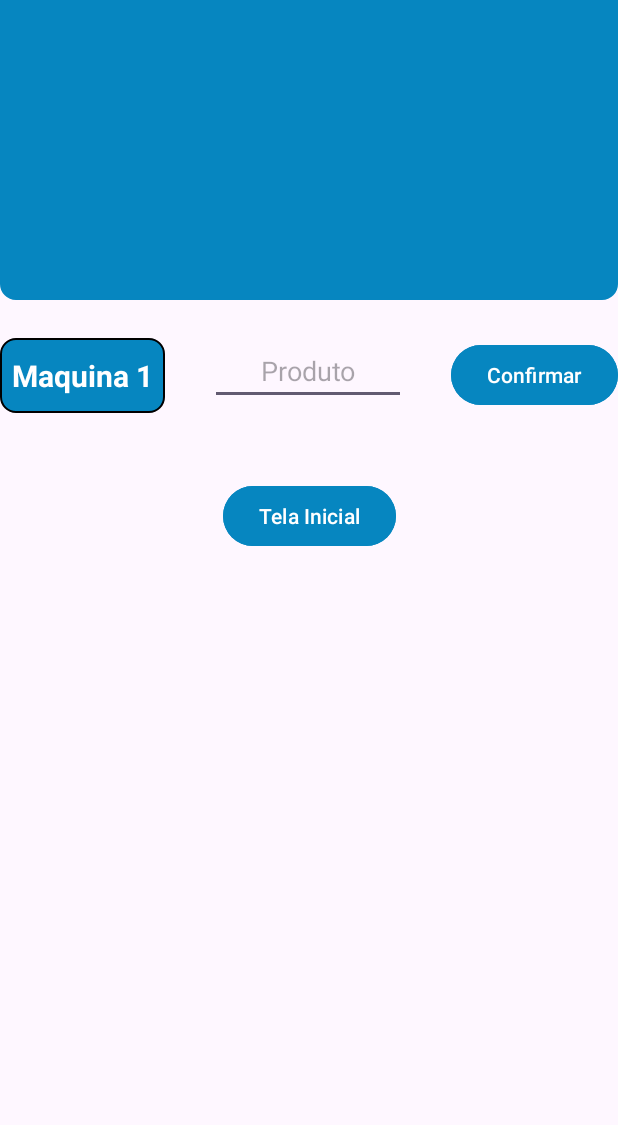
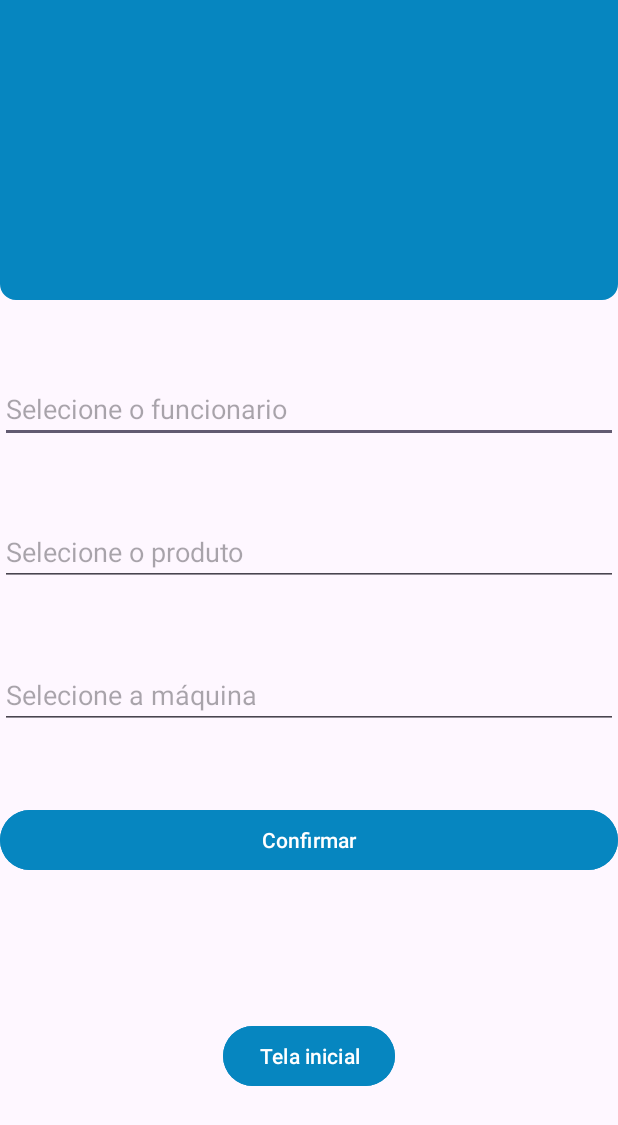
Before and after one commit to lscaglione/tecnoprintApp, an Android app: the inserirImpressao screen opened directly, with no data from a screen before it, on a phone screen of 412 x 824 dp. Shown: the top 1125 px of the screen. Run offline under Robolectric (Android 15) with nearby library versions, the phone set to English and light mode, and no system bars.

Commit message:
Mudança de layout na tela principal, e adicionado SharedPreferences para os EditTexts do menu inserirImpressao

```diff
--- a/app/src/main/java/br/com/lucca/app4/inserirImpressao.kt
+++ b/app/src/main/java/br/com/lucca/app4/inserirImpressao.kt
@@ -5,37 +5,55 @@ import android.content.Intent
 import android.content.SharedPreferences
 import androidx.appcompat.app.AppCompatActivity
 import android.os.Bundle
+import android.view.View
+import android.widget.ArrayAdapter
+import android.widget.AutoCompleteTextView
 import android.widget.Button
 import android.widget.EditText
 
 
 class inserirImpressao : AppCompatActivity() {
 
-    private val PREFS_NAME = "MinhasPreferencias"
 
     override fun onCreate(savedInstanceState: Bundle?) {
         super.onCreate(savedInstanceState)
         setContentView(R.layout.activity_inserir_impressao)
 
         val botaoTelaInicial: Button = findViewById(R.id.botaoTelaInicial)
-        val botaoConfirmar: Button = findViewById(R.id.botaoConfirmar)
+        botaoTelaInicial.setOnClickListener {
+            intent = Intent(this, menuImpressao::class.java)
+            startActivity(intent)
+        }
 
-        botaoTelaInicial.setOnClickListener {
+        val editTextFuncionario: EditText = findViewById(R.id.selecionarFuncionario)
+        val editTextProduto: EditText = findViewById(R.id.selecionarProduto)
+        val editTextMaquina: EditText = findViewById(R.id.selecionarMaquina)
+        val botaoConfirma: Button = findViewById(R.id.botaoConfirmar)
+
+        val preferences = getSharedPreferences("SharedPreferences", Context.MODE_PRIVATE)
+        val editor = preferences.edit()
+
+
+
+
+        botaoConfirma.setOnClickListener {
+            val funcionarioDigitado = editTextFuncionario.text.toString()
+            editor.putString("funcionarioNovo", funcionarioDigitado)
+            editor.apply()
+
+
+            val produtoDigitado = editTextProduto.text.toString()
+            editor.putString("produtoNovo", produtoDigitado)
+            editor.apply()
+
+            val maquinaDigitado = editTextMaquina.text.toString()
+            editor.putString("maquinaNovo", maquinaDigitado)
+            editor.apply()
+
             val intent = Intent(this, menuImpressao::class.java)
             startActivity(intent)
         }
-
-        botaoConfirmar.setOnClickListener {
-            var editText: EditText = findViewById(R.id.inserirProdutoImpressao)
-            var textoDoEditText = editText.text.toString()
-
-            // Salva o valor no SharedPreferences
-            val sharedPreferences: SharedPreferences = getSharedPreferences(PREFS_NAME, Context.MODE_PRIVATE)
-            val editor: SharedPreferences.Editor = sharedPreferences.edit()
-            editor.putString("chave_texto", textoDoEditText)
-            editor.apply()
+    }
 
 
-        }
-    }
 }
--- a/app/src/main/res/layout/activity_inserir_impressao.xml
+++ b/app/src/main/res/layout/activity_inserir_impressao.xml
@@ -12,63 +12,68 @@
         android:layout_width="match_parent"
         android:layout_height="200dp"
         android:background="@drawable/rounded_background"
-        app:layout_constraintBottom_toTopOf="@id/inserirProdutoImpressao"
+        app:layout_constraintBottom_toTopOf="@id/selecionarFuncionario"
         app:layout_constraintEnd_toEndOf="parent"
         app:layout_constraintStart_toStartOf="parent"
         app:layout_constraintTop_toTopOf="parent" />
 
-    <TextView
-        android:id="@+id/maquina1"
-        android:layout_width="110dp"
-        android:layout_height="50dp"
-        style="@style/TextViewStyleProdutosBlue"
-        android:text="Maquina 1"
+    <EditText
+        android:id="@+id/selecionarFuncionario"
+        android:layout_width="match_parent"
+        android:layout_height="wrap_content"
+        android:hint="Selecione o funcionario"
+        android:layout_marginTop="50dp"
+        app:layout_constraintTop_toBottomOf="@id/menuInserirImpressao"
         app:layout_constraintStart_toStartOf="parent"
-        app:layout_constraintEnd_toStartOf="@id/inserirProdutoImpressao"
-        app:layout_constraintBottom_toBottomOf="@id/inserirProdutoImpressao"
-        app:layout_constraintTop_toTopOf="@id/inserirProdutoImpressao"
-        android:layout_marginEnd="30dp"
+        app:layout_constraintEnd_toEndOf="parent"
 
         />
 
+    <EditText
+        android:id="@+id/selecionarProduto"
+        android:layout_width="match_parent"
+        android:layout_height="wrap_content"
+        android:hint="Selecione o produto"
+        app:layout_constraintTop_toBottomOf="@id/selecionarFuncionario"
+        android:layout_marginTop="50dp"
+        />
 
-    <EditText
-        android:id="@+id/inserirProdutoImpressao"
-        android:layout_width="0dp"
-        android:layout_height="40dp"
-        android:layout_marginTop="30dp"
-        android:hint="Produto"
-        android:textAlignment="center"
-        app:layout_constraintEnd_toEndOf="parent"
-        app:layout_constraintStart_toEndOf="@id/maquina1"
-        app:layout_constraintTop_toBottomOf="@id/menuInserirImpressao"
-        app:layout_constraintEnd_toStartOf="@id/botaoConfirmar"
-        android:layout_marginEnd="30dp"
-
-
+    <AutoCompleteTextView
+        android:id="@+id/selecionarMaquina"
+        android:layout_width="match_parent"
+        android:layout_height="wrap_content"
+        android:hint="Selecione a máquina"
+        app:layout_constraintTop_toBottomOf="@id/selecionarProduto"
+        android:layout_marginTop="50dp"
         />
 
     <Button
         android:id="@+id/botaoConfirmar"
-        android:layout_width="wrap_content"
+        android:layout_width="match_parent"
         android:layout_height="wrap_content"
+        android:text="Confirmar"
         android:backgroundTint="@color/blue"
-        android:text="Confirmar"
-        app:layout_constraintBottom_toBottomOf="@id/inserirProdutoImpressao"
-        app:layout_constraintEnd_toEndOf="parent"
-        app:layout_constraintStart_toEndOf="@id/inserirProdutoImpressao"
-        app:layout_constraintTop_toTopOf="@id/inserirProdutoImpressao" />
+        app:layout_constraintTop_toBottomOf="@id/selecionarMaquina"
+        android:layout_marginTop="50dp"
+        />
+
 
     <Button
         android:id="@+id/botaoTelaInicial"
         android:layout_width="wrap_content"
         android:layout_height="wrap_content"
-        android:layout_marginTop="50dp"
         android:backgroundTint="@color/blue"
-        android:text="Tela Inicial"
+        android:text="Tela inicial"
+        app:layout_constraintTop_toBottomOf="@id/botaoConfirmar"
+        app:layout_constraintStart_toStartOf="parent"
         app:layout_constraintEnd_toEndOf="parent"
-        app:layout_constraintStart_toStartOf="parent"
-        app:layout_constraintTop_toBottomOf="@id/inserirProdutoImpressao" />
+        app:layout_constraintBottom_toBottomOf="parent"
+        />
+
+
+
+
+
 
 
 </androidx.constraintlayout.widget.ConstraintLayout>
--- a/app/src/main/res/values/colors.xml
+++ b/app/src/main/res/values/colors.xml
@@ -3,7 +3,7 @@
     <color name="black">#FF000000</color>
     <color name="white">#FFFFFFFF</color>
     <color name="blue">#0686C0</color>
-    <color name="blue_claro">#398AFC</color>
+    <color name="blue_claro">#D5FC39</color>
 
 
 
```
Also changed, not shown: app/src/main/java/br/com/lucca/app4/menuImpressao.kt (+33 -19 lines), app/src/main/res/drawable/backgroud_teste.xml (added, +7 -0 lines), app/src/main/res/layout/activity_menu_impressao.xml (deleted, +0 -213 lines).
